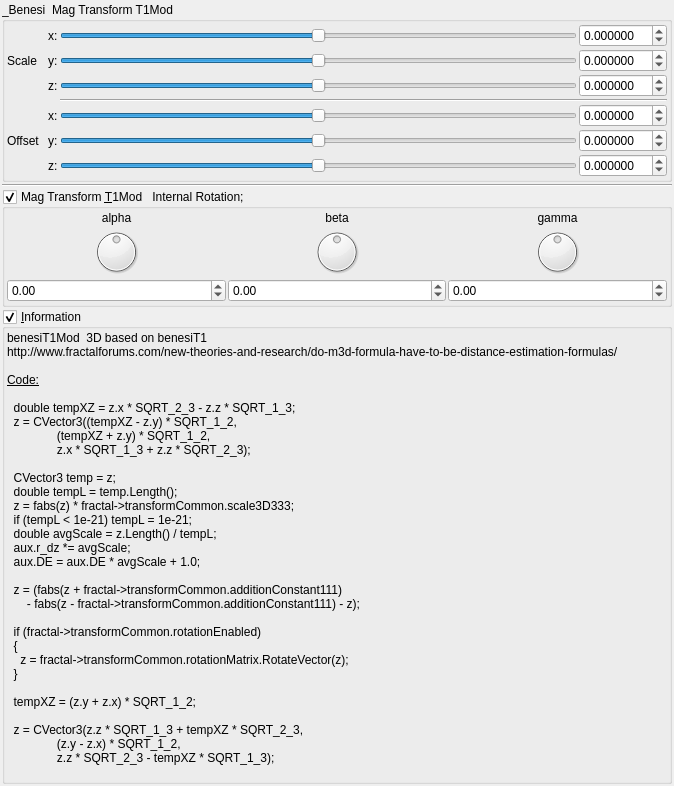
The window that mandelbulber2/qt_data/fractal_transf_benesi_T1Mod.ui (buddhi1980/mandelbulber2) describes before a commit, drawn with Qt 5.
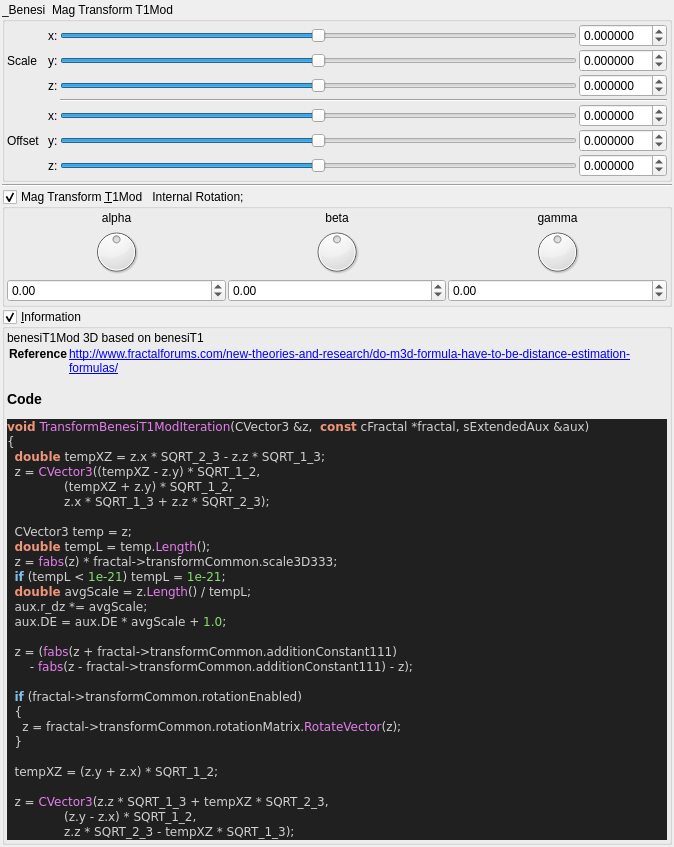
The same window after the commit. Custom widgets are drawn as their Qt base class.

Commit message:
added all transforms information boxes
now all formulas can be parsed.

@buddhi do you got a reference for Xenodreambuie formula?

Patch:
```diff
--- a/mandelbulber2/qt_data/fractal_transf_benesi_T1Mod.ui
+++ b/mandelbulber2/qt_data/fractal_transf_benesi_T1Mod.ui
@@ -681,42 +681,51 @@
       <item>
        <widget class="QLabel" name="label_4">
         <property name="text">
-         <string>&lt;!DOCTYPE HTML PUBLIC &quot;-//W3C//DTD HTML 4.0//EN&quot; &quot;http://www.w3.org/TR/REC-html40/strict.dtd&quot;&gt;
-&lt;html&gt;&lt;head&gt;&lt;meta name=&quot;qrichtext&quot; content=&quot;1&quot; /&gt;&lt;style type=&quot;text/css&quot;&gt;
-p, li { white-space: pre-wrap; }
-&lt;/style&gt;&lt;/head&gt;&lt;body&gt;
-&lt;p style=&quot; margin-top:0px; margin-bottom:0px; margin-left:0px; margin-right:0px; -qt-block-indent:0; text-indent:0px;&quot;&gt;benesiT1Mod  3D based on benesiT1&lt;/p&gt;
-&lt;p style=&quot; margin-top:0px; margin-bottom:0px; margin-left:0px; margin-right:0px; -qt-block-indent:0; text-indent:0px;&quot;&gt;http://www.fractalforums.com/new-theories-and-research/do-m3d-formula-have-to-be-distance-estimation-formulas/&lt;/p&gt;
-&lt;p style=&quot;-qt-paragraph-type:empty; margin-top:0px; margin-bottom:0px; margin-left:0px; margin-right:0px; -qt-block-indent:0; text-indent:0px;&quot;&gt;&lt;br /&gt;&lt;/p&gt;
-&lt;p style=&quot; margin-top:0px; margin-bottom:0px; margin-left:0px; margin-right:0px; -qt-block-indent:0; text-indent:0px;&quot;&gt;&lt;span style=&quot; text-decoration: underline;&quot;&gt;Code:&lt;/span&gt;&lt;/p&gt;
-&lt;p style=&quot;-qt-paragraph-type:empty; margin-top:0px; margin-bottom:0px; margin-left:0px; margin-right:0px; -qt-block-indent:0; text-indent:0px; text-decoration: underline;&quot;&gt;&lt;br /&gt;&lt;/p&gt;
-&lt;p style=&quot; margin-top:0px; margin-bottom:0px; margin-left:0px; margin-right:0px; -qt-block-indent:0; text-indent:0px;&quot;&gt;  double tempXZ = z.x * SQRT_2_3 - z.z * SQRT_1_3;&lt;/p&gt;
-&lt;p style=&quot; margin-top:0px; margin-bottom:0px; margin-left:0px; margin-right:0px; -qt-block-indent:0; text-indent:0px;&quot;&gt;  z = CVector3((tempXZ - z.y) * SQRT_1_2,&lt;/p&gt;
-&lt;p style=&quot; margin-top:0px; margin-bottom:0px; margin-left:0px; margin-right:0px; -qt-block-indent:0; text-indent:0px;&quot;&gt;               (tempXZ + z.y) * SQRT_1_2,&lt;/p&gt;
-&lt;p style=&quot; margin-top:0px; margin-bottom:0px; margin-left:0px; margin-right:0px; -qt-block-indent:0; text-indent:0px;&quot;&gt;               z.x * SQRT_1_3 + z.z * SQRT_2_3);&lt;/p&gt;
-&lt;p style=&quot;-qt-paragraph-type:empty; margin-top:0px; margin-bottom:0px; margin-left:0px; margin-right:0px; -qt-block-indent:0; text-indent:0px;&quot;&gt;&lt;br /&gt;&lt;/p&gt;
-&lt;p style=&quot; margin-top:0px; margin-bottom:0px; margin-left:0px; margin-right:0px; -qt-block-indent:0; text-indent:0px;&quot;&gt;  CVector3 temp = z;&lt;/p&gt;
-&lt;p style=&quot; margin-top:0px; margin-bottom:0px; margin-left:0px; margin-right:0px; -qt-block-indent:0; text-indent:0px;&quot;&gt;  double tempL = temp.Length();&lt;/p&gt;
-&lt;p style=&quot; margin-top:0px; margin-bottom:0px; margin-left:0px; margin-right:0px; -qt-block-indent:0; text-indent:0px;&quot;&gt;  z = fabs(z) * fractal-&amp;gt;transformCommon.scale3D333;&lt;/p&gt;
-&lt;p style=&quot; margin-top:0px; margin-bottom:0px; margin-left:0px; margin-right:0px; -qt-block-indent:0; text-indent:0px;&quot;&gt;  if (tempL &amp;lt; 1e-21) tempL = 1e-21;&lt;/p&gt;
-&lt;p style=&quot; margin-top:0px; margin-bottom:0px; margin-left:0px; margin-right:0px; -qt-block-indent:0; text-indent:0px;&quot;&gt;  double avgScale = z.Length() / tempL;&lt;/p&gt;
-&lt;p style=&quot; margin-top:0px; margin-bottom:0px; margin-left:0px; margin-right:0px; -qt-block-indent:0; text-indent:0px;&quot;&gt;  aux.r_dz *= avgScale;&lt;/p&gt;
-&lt;p style=&quot; margin-top:0px; margin-bottom:0px; margin-left:0px; margin-right:0px; -qt-block-indent:0; text-indent:0px;&quot;&gt;  aux.DE = aux.DE * avgScale + 1.0;&lt;/p&gt;
-&lt;p style=&quot;-qt-paragraph-type:empty; margin-top:0px; margin-bottom:0px; margin-left:0px; margin-right:0px; -qt-block-indent:0; text-indent:0px;&quot;&gt;&lt;br /&gt;&lt;/p&gt;
-&lt;p style=&quot; margin-top:0px; margin-bottom:0px; margin-left:0px; margin-right:0px; -qt-block-indent:0; text-indent:0px;&quot;&gt;  z = (fabs(z + fractal-&amp;gt;transformCommon.additionConstant111)&lt;/p&gt;
-&lt;p style=&quot; margin-top:0px; margin-bottom:0px; margin-left:0px; margin-right:0px; -qt-block-indent:0; text-indent:0px;&quot;&gt;      - fabs(z - fractal-&amp;gt;transformCommon.additionConstant111) - z);&lt;/p&gt;
-&lt;p style=&quot;-qt-paragraph-type:empty; margin-top:0px; margin-bottom:0px; margin-left:0px; margin-right:0px; -qt-block-indent:0; text-indent:0px;&quot;&gt;&lt;br /&gt;&lt;/p&gt;
-&lt;p style=&quot; margin-top:0px; margin-bottom:0px; margin-left:0px; margin-right:0px; -qt-block-indent:0; text-indent:0px;&quot;&gt;  if (fractal-&amp;gt;transformCommon.rotationEnabled)&lt;/p&gt;
-&lt;p style=&quot; margin-top:0px; margin-bottom:0px; margin-left:0px; margin-right:0px; -qt-block-indent:0; text-indent:0px;&quot;&gt;  {&lt;/p&gt;
-&lt;p style=&quot; margin-top:0px; margin-bottom:0px; margin-left:0px; margin-right:0px; -qt-block-indent:0; text-indent:0px;&quot;&gt;    z = fractal-&amp;gt;transformCommon.rotationMatrix.RotateVector(z);&lt;/p&gt;
-&lt;p style=&quot; margin-top:0px; margin-bottom:0px; margin-left:0px; margin-right:0px; -qt-block-indent:0; text-indent:0px;&quot;&gt;  }&lt;/p&gt;
-&lt;p style=&quot;-qt-paragraph-type:empty; margin-top:0px; margin-bottom:0px; margin-left:0px; margin-right:0px; -qt-block-indent:0; text-indent:0px;&quot;&gt;&lt;br /&gt;&lt;/p&gt;
-&lt;p style=&quot; margin-top:0px; margin-bottom:0px; margin-left:0px; margin-right:0px; -qt-block-indent:0; text-indent:0px;&quot;&gt;  tempXZ = (z.y + z.x) * SQRT_1_2;&lt;/p&gt;
-&lt;p style=&quot;-qt-paragraph-type:empty; margin-top:0px; margin-bottom:0px; margin-left:0px; margin-right:0px; -qt-block-indent:0; text-indent:0px;&quot;&gt;&lt;br /&gt;&lt;/p&gt;
-&lt;p style=&quot; margin-top:0px; margin-bottom:0px; margin-left:0px; margin-right:0px; -qt-block-indent:0; text-indent:0px;&quot;&gt;  z = CVector3(z.z * SQRT_1_3 + tempXZ * SQRT_2_3,&lt;/p&gt;
-&lt;p style=&quot; margin-top:0px; margin-bottom:0px; margin-left:0px; margin-right:0px; -qt-block-indent:0; text-indent:0px;&quot;&gt;               (z.y - z.x) * SQRT_1_2,&lt;/p&gt;
-&lt;p style=&quot; margin-top:0px; margin-bottom:0px; margin-left:0px; margin-right:0px; -qt-block-indent:0; text-indent:0px;&quot;&gt;               z.z * SQRT_2_3 - tempXZ * SQRT_1_3);&lt;/p&gt;
-&lt;p style=&quot;-qt-paragraph-type:empty; margin-top:0px; margin-bottom:0px; margin-left:0px; margin-right:0px; -qt-block-indent:0; text-indent:0px;&quot;&gt;&lt;br /&gt;&lt;/p&gt;&lt;/body&gt;&lt;/html&gt;</string>
+         <string>&lt;p&gt;benesiT1Mod  3D based on benesiT1&lt;/p&gt;&lt;table&gt;
+&lt;tr&gt;&lt;th&gt;Reference&lt;/th&gt;&lt;td&gt;&lt;a href=&quot;http://www.fractalforums.com/new-theories-and-research/do-m3d-formula-have-to-be-distance-estimation-formulas/&quot;&gt;http://www.fractalforums.com/new-theories-and-research/do-m3d-formula-have-to-be-distance-estimation-formulas/&lt;/a&gt;&lt;/td&gt;&lt;/tr&gt;
+&lt;/table&gt;
+&lt;h3&gt;Code&lt;/h3&gt;
+&lt;!DOCTYPE HTML PUBLIC &quot;-//W3C//DTD HTML 4.0 Transitional//EN&quot;&gt;
+&lt;html&gt;
+&lt;head&gt;
+&lt;meta http-equiv=&quot;content-type&quot; content=&quot;text/html; charset=ISO-8859-1&quot;&gt;
+&lt;title&gt;Source file&lt;/title&gt;
+&lt;/head&gt;
+&lt;body style=&quot;background-color:#202020&quot;&gt;
+&lt;pre style=&quot;color:#d0d0d0; background-color:#202020;  font-family:'Courier New';&quot;&gt;&lt;span style=&quot;color:#f09479; font-weight:bold&quot;&gt;void&lt;/span&gt; &lt;span style=&quot;color:#e47eed&quot;&gt;TransformBenesiT1ModIteration&lt;/span&gt;&lt;span style=&quot;color:#d0d0d0&quot;&gt;(&lt;/span&gt;CVector3 &lt;span style=&quot;color:#d0d0d0&quot;&gt;&amp;amp;&lt;/span&gt;z&lt;span style=&quot;color:#d0d0d0&quot;&gt;,&lt;/span&gt;  &lt;span style=&quot;color:#f09479; font-weight:bold&quot;&gt;const&lt;/span&gt; cFractal &lt;span style=&quot;color:#d0d0d0&quot;&gt;*&lt;/span&gt;fractal&lt;span style=&quot;color:#d0d0d0&quot;&gt;,&lt;/span&gt; sExtendedAux &lt;span style=&quot;color:#d0d0d0&quot;&gt;&amp;amp;&lt;/span&gt;aux&lt;span style=&quot;color:#d0d0d0&quot;&gt;)&lt;/span&gt;
+&lt;span style=&quot;color:#d0d0d0&quot;&gt;{&lt;/span&gt;
+  &lt;span style=&quot;color:#f09479; font-weight:bold&quot;&gt;double&lt;/span&gt; tempXZ &lt;span style=&quot;color:#d0d0d0&quot;&gt;=&lt;/span&gt; z&lt;span style=&quot;color:#d0d0d0&quot;&gt;.&lt;/span&gt;x &lt;span style=&quot;color:#d0d0d0&quot;&gt;*&lt;/span&gt; SQRT_2_3 &lt;span style=&quot;color:#d0d0d0&quot;&gt;-&lt;/span&gt; z&lt;span style=&quot;color:#d0d0d0&quot;&gt;.&lt;/span&gt;z &lt;span style=&quot;color:#d0d0d0&quot;&gt;*&lt;/span&gt; SQRT_1_3&lt;span style=&quot;color:#d0d0d0&quot;&gt;;&lt;/span&gt;
+  z &lt;span style=&quot;color:#d0d0d0&quot;&gt;=&lt;/span&gt; &lt;span style=&quot;color:#e47eed&quot;&gt;CVector3&lt;/span&gt;&lt;span style=&quot;color:#d0d0d0&quot;&gt;((&lt;/span&gt;tempXZ &lt;span style=&quot;color:#d0d0d0&quot;&gt;-&lt;/span&gt; z&lt;span style=&quot;color:#d0d0d0&quot;&gt;.&lt;/span&gt;y&lt;span style=&quot;color:#d0d0d0&quot;&gt;) *&lt;/span&gt; SQRT_1_2&lt;span style=&quot;color:#d0d0d0&quot;&gt;,&lt;/span&gt;
+               &lt;span style=&quot;color:#d0d0d0&quot;&gt;(&lt;/span&gt;tempXZ &lt;span style=&quot;color:#d0d0d0&quot;&gt;+&lt;/span&gt; z&lt;span style=&quot;color:#d0d0d0&quot;&gt;.&lt;/span&gt;y&lt;span style=&quot;color:#d0d0d0&quot;&gt;) *&lt;/span&gt; SQRT_1_2&lt;span style=&quot;color:#d0d0d0&quot;&gt;,&lt;/span&gt;
+               z&lt;span style=&quot;color:#d0d0d0&quot;&gt;.&lt;/span&gt;x &lt;span style=&quot;color:#d0d0d0&quot;&gt;*&lt;/span&gt; SQRT_1_3 &lt;span style=&quot;color:#d0d0d0&quot;&gt;+&lt;/span&gt; z&lt;span style=&quot;color:#d0d0d0&quot;&gt;.&lt;/span&gt;z &lt;span style=&quot;color:#d0d0d0&quot;&gt;*&lt;/span&gt; SQRT_2_3&lt;span style=&quot;color:#d0d0d0&quot;&gt;);&lt;/span&gt;
+
+  CVector3 temp &lt;span style=&quot;color:#d0d0d0&quot;&gt;=&lt;/span&gt; z&lt;span style=&quot;color:#d0d0d0&quot;&gt;;&lt;/span&gt;
+  &lt;span style=&quot;color:#f09479; font-weight:bold&quot;&gt;double&lt;/span&gt; tempL &lt;span style=&quot;color:#d0d0d0&quot;&gt;=&lt;/span&gt; temp&lt;span style=&quot;color:#d0d0d0&quot;&gt;.&lt;/span&gt;&lt;span style=&quot;color:#e47eed&quot;&gt;Length&lt;/span&gt;&lt;span style=&quot;color:#d0d0d0&quot;&gt;();&lt;/span&gt;
+  z &lt;span style=&quot;color:#d0d0d0&quot;&gt;=&lt;/span&gt; &lt;span style=&quot;color:#e47eed&quot;&gt;fabs&lt;/span&gt;&lt;span style=&quot;color:#d0d0d0&quot;&gt;(&lt;/span&gt;z&lt;span style=&quot;color:#d0d0d0&quot;&gt;) *&lt;/span&gt; fractal&lt;span style=&quot;color:#d0d0d0&quot;&gt;-&amp;gt;&lt;/span&gt;transformCommon&lt;span style=&quot;color:#d0d0d0&quot;&gt;.&lt;/span&gt;scale3D333&lt;span style=&quot;color:#d0d0d0&quot;&gt;;&lt;/span&gt;
+  &lt;span style=&quot;color:#7ec0ee; font-weight:bold&quot;&gt;if&lt;/span&gt; &lt;span style=&quot;color:#d0d0d0&quot;&gt;(&lt;/span&gt;tempL &lt;span style=&quot;color:#d0d0d0&quot;&gt;&amp;lt;&lt;/span&gt; &lt;span style=&quot;color:#87df71&quot;&gt;1e-21&lt;/span&gt;&lt;span style=&quot;color:#d0d0d0&quot;&gt;)&lt;/span&gt; tempL &lt;span style=&quot;color:#d0d0d0&quot;&gt;=&lt;/span&gt; &lt;span style=&quot;color:#87df71&quot;&gt;1e-21&lt;/span&gt;&lt;span style=&quot;color:#d0d0d0&quot;&gt;;&lt;/span&gt;
+  &lt;span style=&quot;color:#f09479; font-weight:bold&quot;&gt;double&lt;/span&gt; avgScale &lt;span style=&quot;color:#d0d0d0&quot;&gt;=&lt;/span&gt; z&lt;span style=&quot;color:#d0d0d0&quot;&gt;.&lt;/span&gt;&lt;span style=&quot;color:#e47eed&quot;&gt;Length&lt;/span&gt;&lt;span style=&quot;color:#d0d0d0&quot;&gt;() /&lt;/span&gt; tempL&lt;span style=&quot;color:#d0d0d0&quot;&gt;;&lt;/span&gt;
+  aux&lt;span style=&quot;color:#d0d0d0&quot;&gt;.&lt;/span&gt;r_dz &lt;span style=&quot;color:#d0d0d0&quot;&gt;*=&lt;/span&gt; avgScale&lt;span style=&quot;color:#d0d0d0&quot;&gt;;&lt;/span&gt;
+  aux&lt;span style=&quot;color:#d0d0d0&quot;&gt;.&lt;/span&gt;DE &lt;span style=&quot;color:#d0d0d0&quot;&gt;=&lt;/span&gt; aux&lt;span style=&quot;color:#d0d0d0&quot;&gt;.&lt;/span&gt;DE &lt;span style=&quot;color:#d0d0d0&quot;&gt;*&lt;/span&gt; avgScale &lt;span style=&quot;color:#d0d0d0&quot;&gt;+&lt;/span&gt; &lt;span style=&quot;color:#87df71&quot;&gt;1.0&lt;/span&gt;&lt;span style=&quot;color:#d0d0d0&quot;&gt;;&lt;/span&gt;
+
+  z &lt;span style=&quot;color:#d0d0d0&quot;&gt;= (&lt;/span&gt;&lt;span style=&quot;color:#e47eed&quot;&gt;fabs&lt;/span&gt;&lt;span style=&quot;color:#d0d0d0&quot;&gt;(&lt;/span&gt;z &lt;span style=&quot;color:#d0d0d0&quot;&gt;+&lt;/span&gt; fractal&lt;span style=&quot;color:#d0d0d0&quot;&gt;-&amp;gt;&lt;/span&gt;transformCommon&lt;span style=&quot;color:#d0d0d0&quot;&gt;.&lt;/span&gt;additionConstant111&lt;span style=&quot;color:#d0d0d0&quot;&gt;)&lt;/span&gt;
+      &lt;span style=&quot;color:#d0d0d0&quot;&gt;-&lt;/span&gt; &lt;span style=&quot;color:#e47eed&quot;&gt;fabs&lt;/span&gt;&lt;span style=&quot;color:#d0d0d0&quot;&gt;(&lt;/span&gt;z &lt;span style=&quot;color:#d0d0d0&quot;&gt;-&lt;/span&gt; fractal&lt;span style=&quot;color:#d0d0d0&quot;&gt;-&amp;gt;&lt;/span&gt;transformCommon&lt;span style=&quot;color:#d0d0d0&quot;&gt;.&lt;/span&gt;additionConstant111&lt;span style=&quot;color:#d0d0d0&quot;&gt;) -&lt;/span&gt; z&lt;span style=&quot;color:#d0d0d0&quot;&gt;);&lt;/span&gt;
+
+  &lt;span style=&quot;color:#7ec0ee; font-weight:bold&quot;&gt;if&lt;/span&gt; &lt;span style=&quot;color:#d0d0d0&quot;&gt;(&lt;/span&gt;fractal&lt;span style=&quot;color:#d0d0d0&quot;&gt;-&amp;gt;&lt;/span&gt;transformCommon&lt;span style=&quot;color:#d0d0d0&quot;&gt;.&lt;/span&gt;rotationEnabled&lt;span style=&quot;color:#d0d0d0&quot;&gt;)&lt;/span&gt;
+  &lt;span style=&quot;color:#d0d0d0&quot;&gt;{&lt;/span&gt;
+    z &lt;span style=&quot;color:#d0d0d0&quot;&gt;=&lt;/span&gt; fractal&lt;span style=&quot;color:#d0d0d0&quot;&gt;-&amp;gt;&lt;/span&gt;transformCommon&lt;span style=&quot;color:#d0d0d0&quot;&gt;.&lt;/span&gt;rotationMatrix&lt;span style=&quot;color:#d0d0d0&quot;&gt;.&lt;/span&gt;&lt;span style=&quot;color:#e47eed&quot;&gt;RotateVector&lt;/span&gt;&lt;span style=&quot;color:#d0d0d0&quot;&gt;(&lt;/span&gt;z&lt;span style=&quot;color:#d0d0d0&quot;&gt;);&lt;/span&gt;
+  &lt;span style=&quot;color:#d0d0d0&quot;&gt;}&lt;/span&gt;
+
+  tempXZ &lt;span style=&quot;color:#d0d0d0&quot;&gt;= (&lt;/span&gt;z&lt;span style=&quot;color:#d0d0d0&quot;&gt;.&lt;/span&gt;y &lt;span style=&quot;color:#d0d0d0&quot;&gt;+&lt;/span&gt; z&lt;span style=&quot;color:#d0d0d0&quot;&gt;.&lt;/span&gt;x&lt;span style=&quot;color:#d0d0d0&quot;&gt;) *&lt;/span&gt; SQRT_1_2&lt;span style=&quot;color:#d0d0d0&quot;&gt;;&lt;/span&gt;
+
+  z &lt;span style=&quot;color:#d0d0d0&quot;&gt;=&lt;/span&gt; &lt;span style=&quot;color:#e47eed&quot;&gt;CVector3&lt;/span&gt;&lt;span style=&quot;color:#d0d0d0&quot;&gt;(&lt;/span&gt;z&lt;span style=&quot;color:#d0d0d0&quot;&gt;.&lt;/span&gt;z &lt;span style=&quot;color:#d0d0d0&quot;&gt;*&lt;/span&gt; SQRT_1_3 &lt;span style=&quot;color:#d0d0d0&quot;&gt;+&lt;/span&gt; tempXZ &lt;span style=&quot;color:#d0d0d0&quot;&gt;*&lt;/span&gt; SQRT_2_3&lt;span style=&quot;color:#d0d0d0&quot;&gt;,&lt;/span&gt;
+               &lt;span style=&quot;color:#d0d0d0&quot;&gt;(&lt;/span&gt;z&lt;span style=&quot;color:#d0d0d0&quot;&gt;.&lt;/span&gt;y &lt;span style=&quot;color:#d0d0d0&quot;&gt;-&lt;/span&gt; z&lt;span style=&quot;color:#d0d0d0&quot;&gt;.&lt;/span&gt;x&lt;span style=&quot;color:#d0d0d0&quot;&gt;) *&lt;/span&gt; SQRT_1_2&lt;span style=&quot;color:#d0d0d0&quot;&gt;,&lt;/span&gt;
+               z&lt;span style=&quot;color:#d0d0d0&quot;&gt;.&lt;/span&gt;z &lt;span style=&quot;color:#d0d0d0&quot;&gt;*&lt;/span&gt; SQRT_2_3 &lt;span style=&quot;color:#d0d0d0&quot;&gt;-&lt;/span&gt; tempXZ &lt;span style=&quot;color:#d0d0d0&quot;&gt;*&lt;/span&gt; SQRT_1_3&lt;span style=&quot;color:#d0d0d0&quot;&gt;);&lt;/span&gt;
+&lt;span style=&quot;color:#d0d0d0&quot;&gt;}&lt;/span&gt;
+&lt;/pre&gt;
+&lt;/body&gt;
+&lt;/html&gt;
+&lt;!--HTML generated by highlight 3.9, http://www.andre-simon.de/--&gt;
+</string>
         </property>
         <property name="wordWrap">
          <bool>true</bool>
```
Left out of the diff: 2 changed lines with no effect on the pictures. The commit also changes 75 other files.
